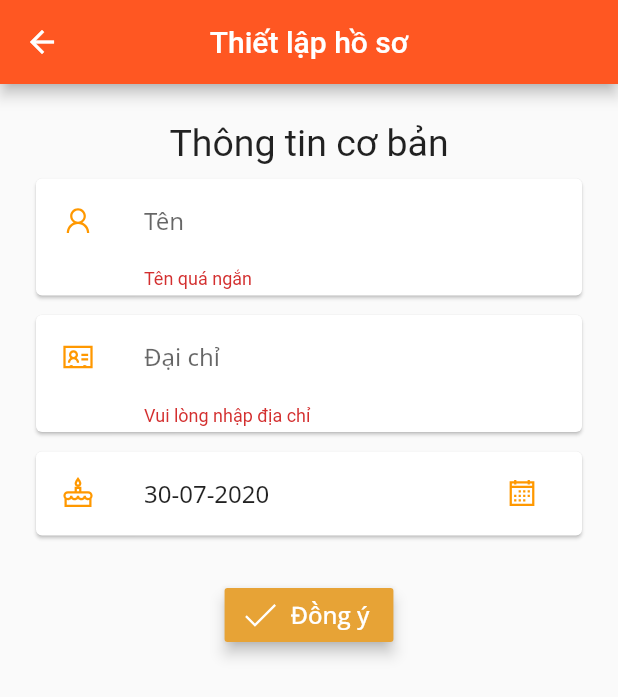
After one commit to letranbaosuong/PersonalTaskCV, a Flutter app: the AddProfile screen opened directly, after a tap on "Đồng ý", on a phone screen of 412 x 824 dp. The commit adds this screen. Shown: the top 697 px of the screen. Run offline on Flutter 3.47's test engine with Material 2 defaults, Android fonts, the phone set to English and light mode, and no system bars; our stand-ins replace firebase_auth, firebase_database, firebase_storage, font_awesome_flutter, google_fonts, image_picker and 2 more; accounts and stored records are empty.

Commit message:
ok add_profile

```diff
--- a/lib/src/models/user.dart
+++ b/lib/src/models/user.dart
@@ -24,7 +24,7 @@ class User {
       : id = snapshot['Id'],
         name = snapshot['Name'],
         email = snapshot['Email'],
-        birthDay = snapshot['BirthDay'],
+        birthDay = DateTime.fromMillisecondsSinceEpoch(snapshot['BirthDay']),
         address = snapshot['Address'],
         urlImage = snapshot['UrlImage'],
         listProject = snapshot['ListProject'];
@@ -34,7 +34,7 @@ class User {
       'Id': id,
       'Name': name,
       'Email': email,
-      'BirthDay': birthDay,
+      'BirthDay': birthDay.millisecondsSinceEpoch,
       'Address': address,
       'UrlImage': urlImage,
       'ListProject': listProject,
--- a/lib/src/views/fragments/profile_fragment.dart
+++ b/lib/src/views/fragments/profile_fragment.dart
@@ -298,7 +298,7 @@ class _ProfileFragmentState extends State<ProfileFragment> {
                       ),
                     ),
                   ],
-                )
+                ),
               ],
             ),
           ),
--- /dev/null
+++ b/lib/src/views/screens/add_profile.dart
@@ -0,0 +1,218 @@
+import 'dart:async';
+
+import 'package:firebase_auth/firebase_auth.dart';
+import 'package:firebase_database/firebase_database.dart';
+import 'package:flutter/material.dart';
+import 'package:flutter_personal_taskcv_app/src/models/models.dart';
+import 'package:flutter_personal_taskcv_app/src/services/services.dart';
+import 'package:intl/intl.dart';
+import 'package:line_awesome_flutter/line_awesome_flutter.dart';
+
+class AddProfile extends StatefulWidget {
+  AddProfile({Key key, this.auth, this.userId, this.logoutCallback})
+      : super(key: key);
+
+  final BaseAuth auth;
+  final VoidCallback logoutCallback;
+  final String userId;
+
+  @override
+  _AddProfileState createState() => _AddProfileState();
+}
+
+class _AddProfileState extends State<AddProfile> {
+  final FirebaseDatabase _database = FirebaseDatabase.instance;
+  final formatDate = DateFormat('dd-MM-yyyy');
+  DateTime _selectedDate = DateTime.now();
+  final _scaffoldKey = GlobalKey<ScaffoldState>();
+  final _formKey = GlobalKey<FormState>();
+  String _userName;
+  String _address;
+
+  _setAccount(User user) {
+    _database
+        .reference()
+        .child('Users')
+        .child('${widget.userId}')
+        .set(user.toJson());
+  }
+
+  _submit() async {
+    final form = _formKey.currentState;
+
+    if (form.validate()) {
+      form.save();
+
+      FirebaseUser userCurrent = await widget.auth.getCurrentUser();
+      User user = User(
+        id: widget.userId,
+        name: _userName,
+        email: userCurrent.email,
+        birthDay: _selectedDate,
+        address: _address,
+        urlImage: 'null',
+        listProject: [],
+      );
+      _setAccount(user);
+
+      SnackBar snackbar = SnackBar(content: Text("Chào mừng $_userName!"));
+      _scaffoldKey.currentState.showSnackBar(snackbar);
+      Timer(Duration(seconds: 2), () {
+        Navigator.pop(context);
+      });
+    }
+  }
+
+  Future<void> _selectDate(BuildContext context) async {
+    final DateTime picked = await showDatePicker(
+        context: context,
+        initialDate: _selectedDate,
+        firstDate: DateTime(1950, 8),
+        lastDate: DateTime(2101));
+    if (picked != null && picked != _selectedDate)
+      setState(() {
+        _selectedDate = picked;
+      });
+  }
+
+  @override
+  Widget build(BuildContext context) {
+    return Scaffold(
+      key: _scaffoldKey,
+      appBar: AppBar(
+        title: Text('Thiết lập hồ sơ'),
+        centerTitle: true,
+      ),
+      body: SafeArea(
+        child: SingleChildScrollView(
+          child: Column(
+            mainAxisAlignment: MainAxisAlignment.center,
+            children: [
+              Padding(
+                padding: EdgeInsets.only(top: 25.0),
+                child: Center(
+                  child: Text(
+                    'Thông tin cơ bản',
+                    style: TextStyle(fontSize: 25.0),
+                  ),
+                ),
+              ),
+              Container(
+                child: Form(
+                  key: _formKey,
+                  autovalidate: true,
+                  child: ListView(
+                    shrinkWrap: true,
+                    children: [
+                      Padding(
+                        padding:
+                            const EdgeInsets.fromLTRB(20.0, 5.0, 20.0, 0.0),
+                        child: Card(
+                          child: ListTile(
+                            leading: Icon(
+                              LineAwesomeIcons.user,
+                              color: Colors.orange,
+                            ),
+                            title: TextFormField(
+                              validator: (val) {
+                                if (val.trim().length < 3 || val.isEmpty) {
+                                  return 'Tên quá ngắn';
+                                } else if (val.trim().length > 12) {
+                                  return 'Tên quá dài';
+                                } else {
+                                  return null;
+                                }
+                              },
+                              onSaved: (val) => _userName = val,
+                              decoration: InputDecoration(
+                                border: InputBorder.none,
+                                hintText: 'Tên',
+                              ),
+                            ),
+                          ),
+                        ),
+                      ),
+                      Padding(
+                        padding:
+                            const EdgeInsets.fromLTRB(20.0, 5.0, 20.0, 0.0),
+                        child: Card(
+                          child: ListTile(
+                            leading: Icon(
+                              LineAwesomeIcons.address_card,
+                              color: Colors.orange,
+                            ),
+                            title: TextFormField(
+                              validator: (val) {
+                                if (val.trim().length < 3 || val.isEmpty) {
+                                  return 'Vui lòng nhập địa chỉ';
+                                } else {
+                                  return null;
+                                }
+                              },
+                              onSaved: (val) => _address = val,
+                              decoration: InputDecoration(
+                                border: InputBorder.none,
+                                hintText: 'Đại chỉ',
+                              ),
+                            ),
+                          ),
+                        ),
+                      ),
+                      Padding(
+                        padding:
+                            const EdgeInsets.fromLTRB(20.0, 5.0, 20.0, 0.0),
+                        child: Card(
+                          child: ListTile(
+                            leading: Icon(
+                              LineAwesomeIcons.birthday_cake,
+                              color: Colors.orange,
+                            ),
+                            title: Text(
+                              '${formatDate.format(_selectedDate)}',
+                            ),
+                            trailing: IconButton(
+                              icon: Icon(
+                                LineAwesomeIcons.calendar,
+                                color: Colors.orange,
+                              ),
+                              onPressed: () => _selectDate(context),
+                            ),
+                          ),
+                        ),
+                      ),
+                    ],
+                  ),
+                ),
+              ),
+              Padding(
+                padding: const EdgeInsets.only(top: 25),
+                child: Row(
+                  mainAxisAlignment: MainAxisAlignment.center,
+                  children: <Widget>[
+                    RaisedButton.icon(
+                      icon: Icon(
+                        LineAwesomeIcons.check,
+                        color: Colors.white,
+                      ),
+                      color: Color(0xffE7A336),
+                      onPressed: _submit,
+                      elevation: 4.0,
+                      splashColor: Colors.orangeAccent,
+                      label: Text(
+                        'Đồng ý',
+                        style: TextStyle(
+                          color: Colors.white,
+                          fontSize: 16.0,
+                        ),
+                      ),
+                    ),
+                  ],
+                ),
+              ),
+            ],
+          ),
+        ),
+      ),
+    );
+  }
+}
--- a/lib/src/views/screens/home_screen.dart
+++ b/lib/src/views/screens/home_screen.dart
@@ -1,6 +1,8 @@
+import 'package:firebase_database/firebase_database.dart';
 import 'package:flutter/material.dart';
 import 'package:flutter_personal_taskcv_app/src/services/authentication.dart';
 import 'package:flutter_personal_taskcv_app/src/views/fragments/fragments.dart';
+import 'package:flutter_personal_taskcv_app/src/views/screens/add_profile.dart';
 import 'package:font_awesome_flutter/font_awesome_flutter.dart';
 import 'package:google_fonts/google_fonts.dart';
 
@@ -32,6 +34,32 @@ class HomeScreen extends StatefulWidget {
 }
 
 class _HomeScreenState extends State<HomeScreen> {
+  final FirebaseDatabase _database = FirebaseDatabase.instance;
+
+  @override
+  void initState() {
+    _database
+        .reference()
+        .child('Users')
+        .child(widget.userId)
+        .once()
+        .then((snapshot) {
+      if (snapshot.value == null) {
+        Navigator.push(
+          context,
+          MaterialPageRoute(
+            builder: (context) => AddProfile(
+              userId: widget.userId,
+              auth: widget.auth,
+              logoutCallback: widget.logoutCallback,
+            ),
+          ),
+        );
+      }
+    });
+    super.initState();
+  }
+
   @override
   Widget build(BuildContext context) {
     List<Widget> drawerOptions = [];
```
